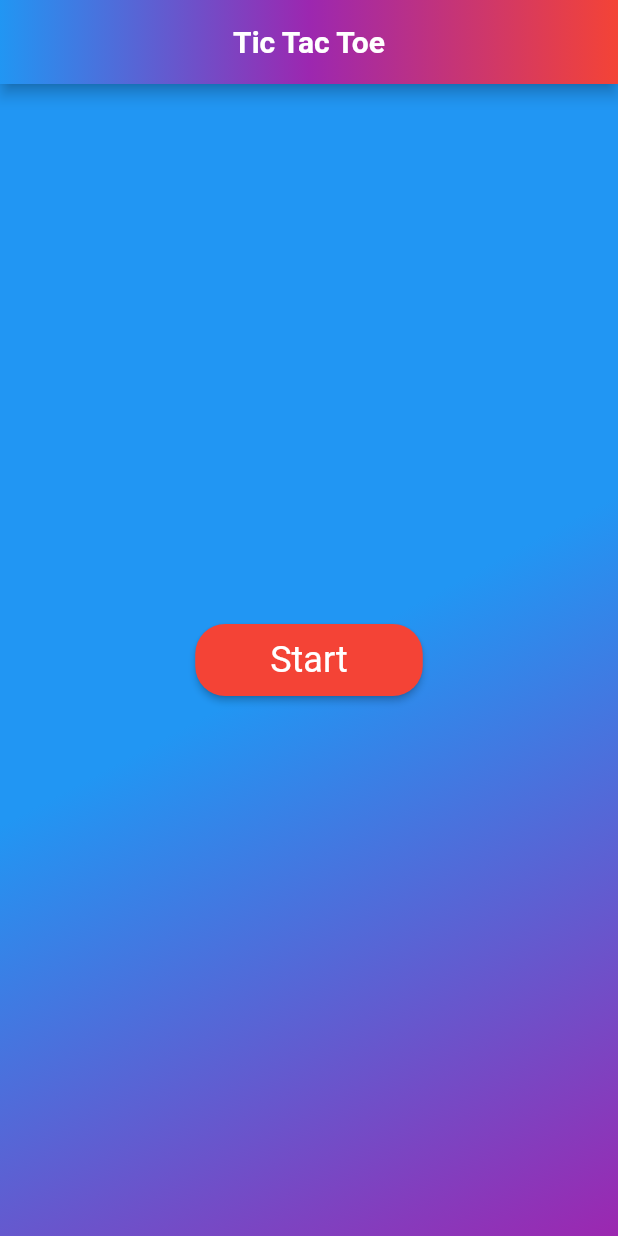
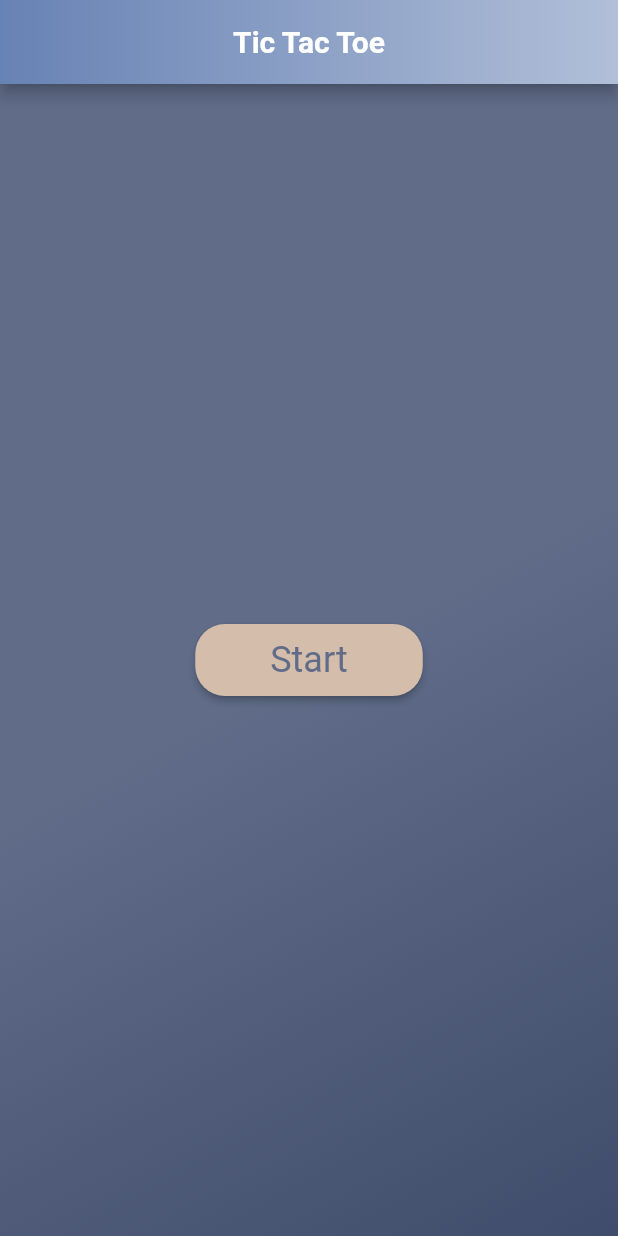
Before and after one commit to Remus-d2/tictactoe_ispas, a Flutter app: the screen it shows after launch, on a phone screen of 412 x 824 dp. Run offline on Flutter 3.47's test engine with Material 2 defaults, Android fonts, the phone set to English and light mode, and no system bars; our stand-ins replace new_gradient_app_bar.

Commit message:
3. Final UI adjustments
+ Changed color scheme a little

```diff
--- a/lib/main.dart
+++ b/lib/main.dart
@@ -46,9 +46,8 @@
           ),
           gradient: const LinearGradient(
             colors: [
-              Colors.blue,
-              Colors.purple,
-              Colors.red,
+              Color(0xFF6782b4),
+              Color(0xffb1bfd8),
             ],
           ),
         ),
@@ -68,7 +67,7 @@
             begin: Alignment.topLeft,
             end: Alignment.bottomRight,
             stops: [0.5, 1],
-            colors: [Colors.blue, Colors.purple],
+            colors: [Color(0xff606c88), Color(0xFF3f4c6b)],
           ),
         ),
       );
@@ -77,7 +76,7 @@
         child: ElevatedButton(
           style: ElevatedButton.styleFrom(
             padding: const EdgeInsets.symmetric(horizontal: 50, vertical: 10),
-            primary: Colors.red,
+            primary: Color(0xFFD4BEAB),
             textStyle: const TextStyle(fontSize: 20),
             shape: RoundedRectangleBorder(
               borderRadius: BorderRadius.circular(20),
@@ -85,7 +84,10 @@
           ),
           child: const Text(
             'Start',
-            style: TextStyle(fontSize: 24),
+            style: TextStyle(
+              fontSize: 24,
+              color: Color(0xff606C88),
+            ),
           ),
           onPressed: () => Navigator.pushNamed(context, '/game'),
         ),
```
